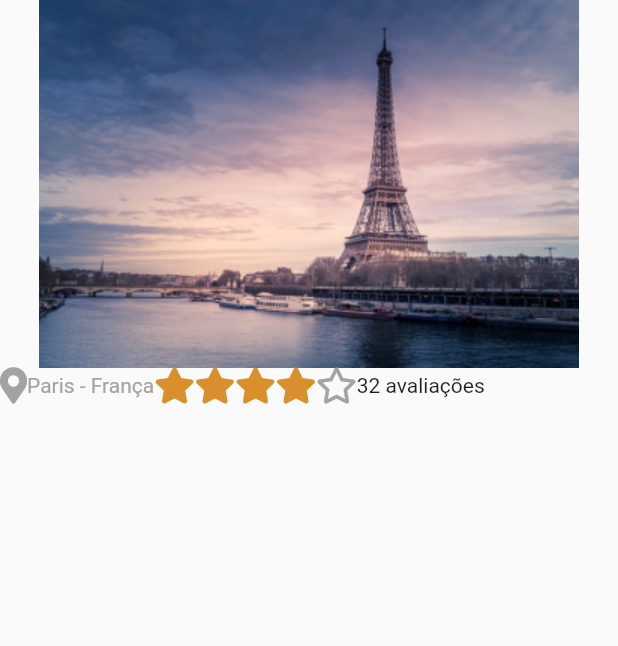
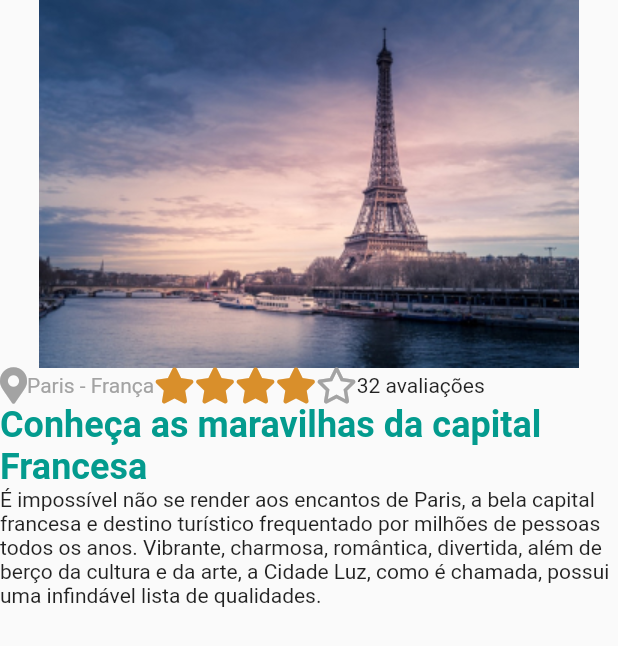
Before and after one commit to stevenarancic/trip_advisor, a Flutter app: the screen it shows after launch, on a phone screen of 412 x 824 dp. Shown: the top 646 px of the screen. Run offline on Flutter 3.47's test engine with Material 2 defaults, Android fonts, the phone set to English and light mode, and no system bars; our stand-ins replace font_awesome_flutter.

Commit message:
trip_advisor
textos inseridos.

```diff
--- a/lib/screens/home/home.dart
+++ b/lib/screens/home/home.dart
@@ -27,6 +27,17 @@ class Home extends StatelessWidget {
                   numberOfSolidStars: 4,
                 ),
               ],
+            ),
+            Text(
+              "Conheça as maravilhas da capital Francesa",
+              style: TextStyle(
+                fontSize: 24,
+                color: greenTheme,
+                fontWeight: FontWeight.bold,
+              ),
+            ),
+            Text(
+              "É impossível não se render aos encantos de Paris, a bela capital francesa e destino turístico frequentado por milhões de pessoas todos os anos. Vibrante, charmosa, romântica, divertida, além de berço da cultura e da arte, a Cidade Luz, como é chamada, possui uma infindável lista de qualidades.",
             )
           ],
         ),
```
